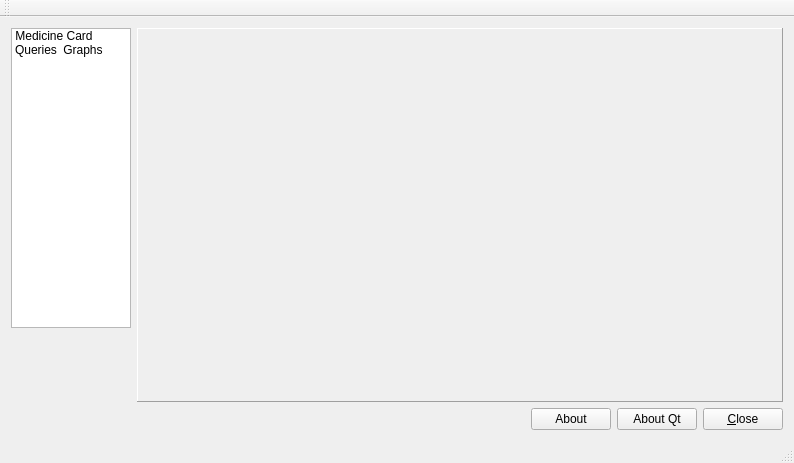
This is hmedchest/main_window.ui in olgerd27/home_medicine_chest as Qt 5 draws it before an edit. The edited form follows.
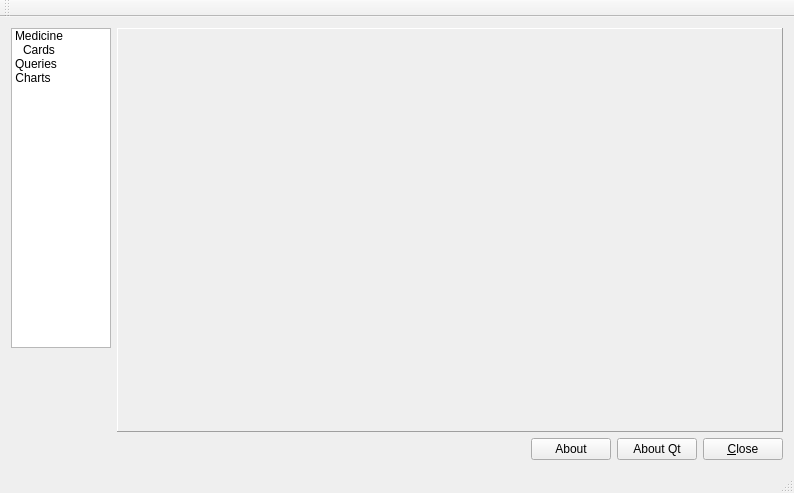
This is the edited form. Icons and pictures are not drawn.

```diff
--- a/hmedchest/main_window.ui
+++ b/hmedchest/main_window.ui
@@ -7,7 +7,7 @@
     <x>0</x>
     <y>0</y>
     <width>794</width>
-    <height>463</height>
+    <height>493</height>
    </rect>
   </property>
   <property name="windowTitle">
@@ -29,14 +29,14 @@
           </property>
           <property name="minimumSize">
            <size>
-            <width>120</width>
-            <height>300</height>
+            <width>100</width>
+            <height>320</height>
            </size>
           </property>
           <property name="maximumSize">
            <size>
-            <width>120</width>
-            <height>300</height>
+            <width>100</width>
+            <height>320</height>
            </size>
           </property>
           <property name="dragDropMode">
@@ -62,7 +62,8 @@
           </property>
           <item>
            <property name="text">
-            <string>Medicine Card</string>
+            <string>Medicine
+Cards</string>
            </property>
            <property name="toolTip">
             <string>&lt;html&gt;&lt;head/&gt;&lt;body&gt;&lt;p&gt;Show the &lt;span style=&quot; font-weight:600;&quot;&gt;Medicine card&lt;/span&gt; panel&lt;/p&gt;&lt;/body&gt;&lt;/html&gt;</string>
@@ -98,7 +99,7 @@
           </item>
           <item>
            <property name="text">
-            <string>Graphs</string>
+            <string>Charts</string>
            </property>
            <property name="toolTip">
             <string>&lt;html&gt;&lt;head/&gt;&lt;body&gt;&lt;p&gt;Show the &lt;span style=&quot; font-weight:600;&quot;&gt;Graphs&lt;/span&gt; panel&lt;/p&gt;&lt;/body&gt;&lt;/html&gt;</string>
```
Left out of the diff: 6 changed lines with no effect on the pictures.
